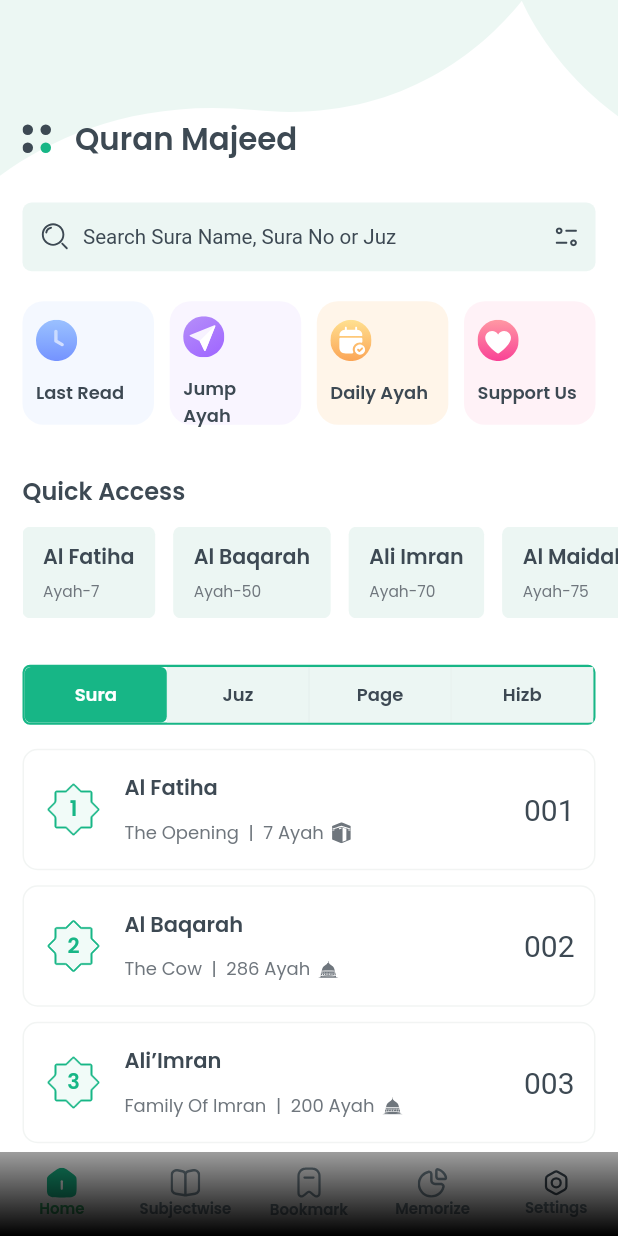
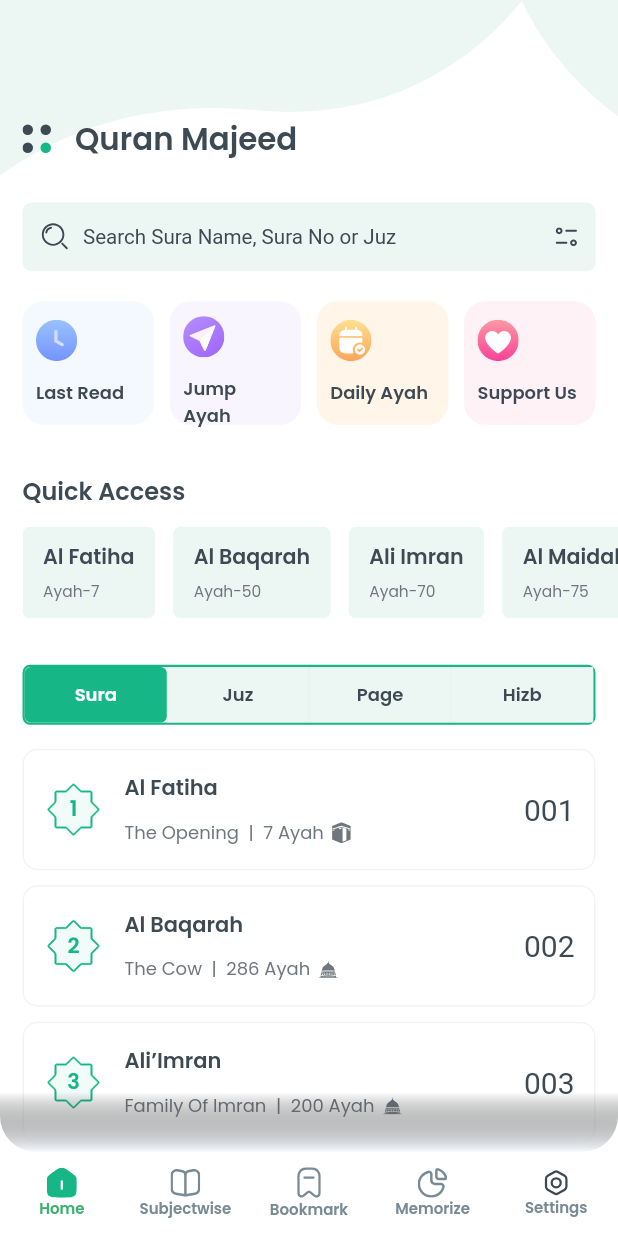
Before and after one commit to royalcourtbd/project_quran, a Flutter app: the screen it shows after launch, on a phone screen of 412 x 824 dp. Run offline on Flutter 3.47's test engine with Material 2 defaults, Android fonts, the light colour scheme and no system bars; our stand-ins replace flutter_svg, get, google_fonts, responsive_sizer; Roboto replaces fonts that are missing (SurahName).

Commit message:
details page

```diff
--- a/lib/inital.dart
+++ b/lib/inital.dart
@@ -21,13 +21,15 @@ class Initial extends StatelessWidget {
       ),
     );
 
-    return ResponsiveSizer(builder: (context, orientation, screenType) {
+    return ResponsiveSizer(
+      builder: (context, orientation, screenType) {
         return GetMaterialApp(
           debugShowCheckedModeBanner: false,
           theme: _themeService.greenTheme(),
           title: 'Quran',
           home: const MainPage(),
         );
-    });
+      },
+    );
   }
 }
--- a/lib/presentation/main/root.dart
+++ b/lib/presentation/main/root.dart
@@ -28,12 +28,50 @@ class _MainPageState extends State<MainPage> {
         Scaffold(
           body: HomePage(),
           extendBody: true,
-
           bottomNavigationBar: Stack(
+            alignment: Alignment.bottomCenter,
             children: [
+              Container(
+                width: double.infinity,
+                height: 96.px,
+                decoration: BoxDecoration(
+                  borderRadius: BorderRadius.circular(24.px),
+                  // gradient: const LinearGradient(
+                  //   begin: Alignment.topCenter,
+                  //   end: Alignment.bottomCenter,
+                  //   colors: [
+                  //     Colors.transparent,
+                  //     Color(0xffF8FBFF),
+                  //   ],
+                  // ),
+                ),
+              ),
+              Positioned(
+                top: 0,
+                left: 0,
+                right: 0,
+                child: Container(
+                  width: double.infinity,
+                  height: 40.px,
+                  decoration: BoxDecoration(
+                    borderRadius:
+                        BorderRadius.vertical(bottom: Radius.circular(24.px)),
+                    color: Colors.red,
+                    gradient: const LinearGradient(
+                      begin: Alignment.topCenter,
+                      end: Alignment.bottomCenter,
+                      colors: [
+                        Colors.transparent,
+                        Color(0xffF8FBFF),
+                      ],
+                    ),
+                  ),
+                ),
+              ),
               BottomNavigationBar(
                 type: BottomNavigationBarType.fixed,
                 elevation: 0,
+                backgroundColor: Theme.of(context).scaffoldBackgroundColor,
                 unselectedItemColor: const Color(0xff788A95),
                 unselectedLabelStyle: TextStyle(
                   color: const Color(0xff788A95),
@@ -60,28 +98,66 @@ class _MainPageState extends State<MainPage> {
                       label: 'Settings'),
                 ],
               ),
-              Positioned(
-                bottom: 0,
-                right: 0,
-                left: 0,
-                child: Container(
-                  width: 300,
-                  height: 89.px,
-                  decoration: const BoxDecoration(
-                    gradient: LinearGradient(
-                      begin: Alignment.bottomCenter,
-                      end: Alignment.topCenter,
-                      colors: [
-                        Colors.black,
-                        Colors.transparent,
-                      ],
-                    ),
-                  ),
-                ),
-              ),
+              // Positioned(
+              //   bottom: 0,
+              //   right: 0,
+              //   left: 0,
+              //   child: Container(
+              //     width: 300,
+              //     height: 89.px,
+              //     decoration: const BoxDecoration(
+              //       gradient: LinearGradient(
+              //         begin: Alignment.bottomCenter,
+              //         end: Alignment.topCenter,
+              //         colors: [
+              //           Colors.black,
+              //           Colors.transparent,
+              //         ],
+              //       ),
+              //     ),
+              //   ),
+              // ),
             ],
           ),
         ),
+
+        //   bottomNavigationBar: CustomNavigationBar(
+        //     iconSize: 30.0,
+        //     selectedColor: const Color(0xff040307),
+        //     strokeColor: const Color(0x30040307),
+        //     unSelectedColor: const Color(0xffacacac),
+        //     backgroundColor: Colors.white,
+        //     isFloating: true,
+        //     items: [
+        //       CustomNavigationBarItem(
+        //         icon: SvgPicture.asset(SvgPath.icHome),
+        //         title: const Text("Home"),
+        //       ),
+        //       CustomNavigationBarItem(
+        //         icon: SvgPicture.asset(SvgPath.icBook),
+        //         title: const Text("Cart"),
+        //       ),
+        //       CustomNavigationBarItem(
+        //         icon: SvgPicture.asset(SvgPath.icBookmark),
+        //         title: const Text("Explore"),
+        //       ),
+        //       CustomNavigationBarItem(
+        //         icon: SvgPicture.asset(SvgPath.icMemorize),
+        //         title: const Text("Search"),
+        //       ),
+        //       CustomNavigationBarItem(
+        //         icon: SvgPicture.asset(SvgPath.icSetting),
+        //         title: const Text("Me"),
+        //       ),
+        //     ],
+        //     // currentIndex: _currentIndex,
+        //     // onTap: (index) {
+        //     //   setState(() {
+        //     //     _currentIndex = index;
+        //     //   });
+        //     // },
+        //   ),
+        // )
       ],
     );
   }
```
Lines whose indentation alone changed are shown as unchanged.
